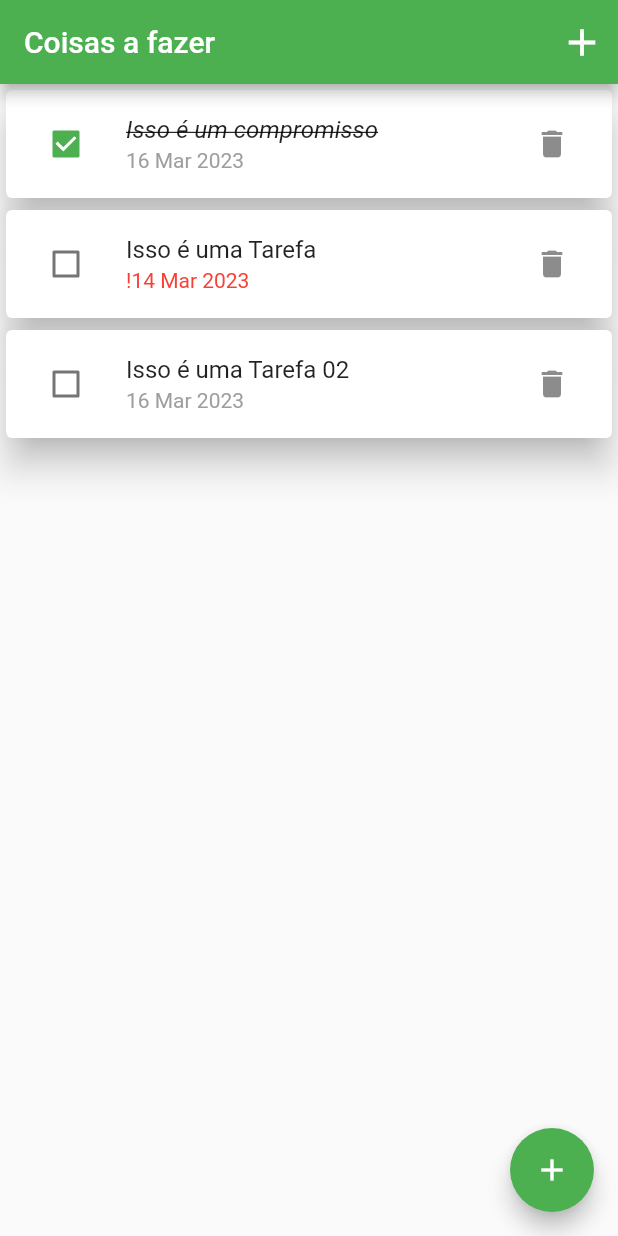
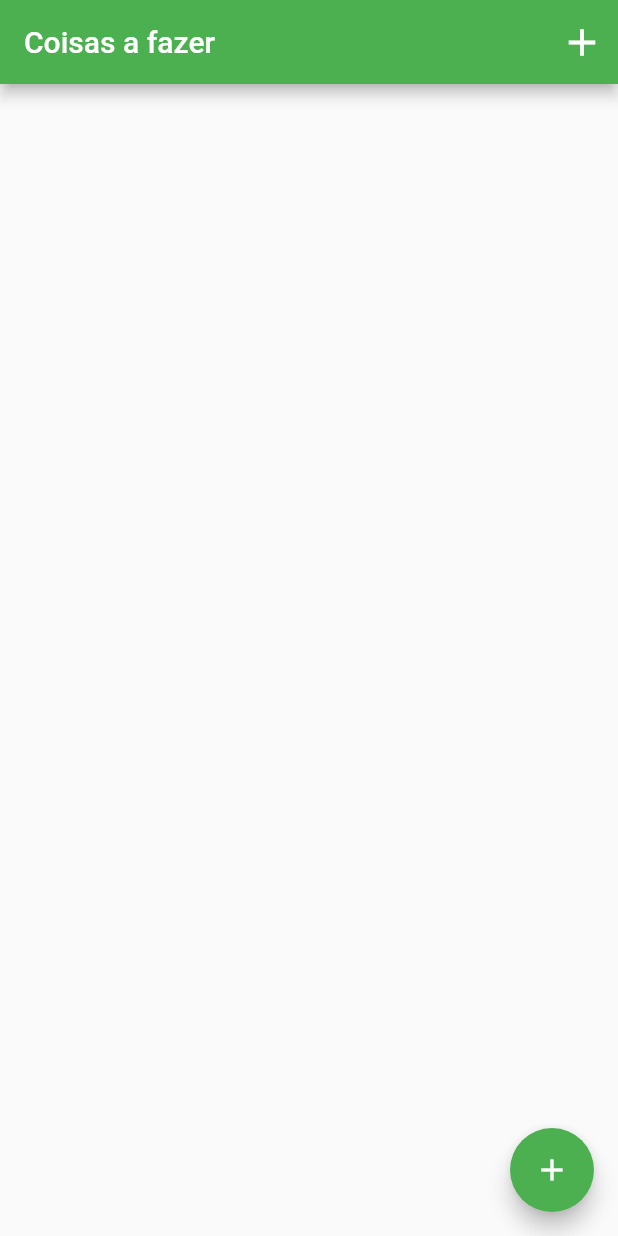
Before and after one commit to LucasWMedeiros/ToDoList, a Flutter app: the screen it shows after launch, after a tap on the "delete" icon, on a phone screen of 412 x 824 dp. Run offline on Flutter 3.47's test engine with Material 2 defaults, Android fonts, the phone set to English and light mode, and no system bars.

Commit message:
Configurando botão de exclusão de item

```diff
--- a/lib/components/itens_list.dart
+++ b/lib/components/itens_list.dart
@@ -5,8 +5,9 @@ import 'package:todolist/model/item_model.dart';
 class ItemsList extends StatelessWidget {
   final List<ItemModel> itens;
   Function onChanged;
+  Function remove;
 
-  ItemsList(this.itens, this.onChanged);
+  ItemsList(this.itens, this.onChanged, this.remove);
 
   bool? isChecked;
   @override
@@ -46,7 +47,7 @@ class ItemsList extends StatelessWidget {
               ),
               trailing: IconButton(
                 icon: Icon(Icons.delete),
-                onPressed: () {},
+                onPressed: () => remove(item.id),
               ),
             ));
       },
--- a/lib/model/item_model.dart
+++ b/lib/model/item_model.dart
@@ -1,5 +1,3 @@
-import 'dart:math';
-
 class ItemModel {
   final String id;
   final String title;
--- a/lib/screen/Home_screen.dart
+++ b/lib/screen/Home_screen.dart
@@ -21,6 +21,12 @@ class _HomeScreenState extends State<HomeScreen> {
   _onChangedCheck(bool value, int index) {
     setState(() {
       itemList[index].completed = value;
+    });
+  }
+
+  _removeItem(String id) {
+    setState(() {
+      itemList.removeWhere((element) => element.id == id);
     });
   }
 
@@ -59,7 +65,7 @@ class _HomeScreenState extends State<HomeScreen> {
           ),
         ],
       ),
-      body: Container(child: ItemsList(itemList, _onChangedCheck)),
+      body: Container(child: ItemsList(itemList, _onChangedCheck, _removeItem)),
       floatingActionButton: FloatingActionButton(
         isExtended: true,
         onPressed: () {},
```
